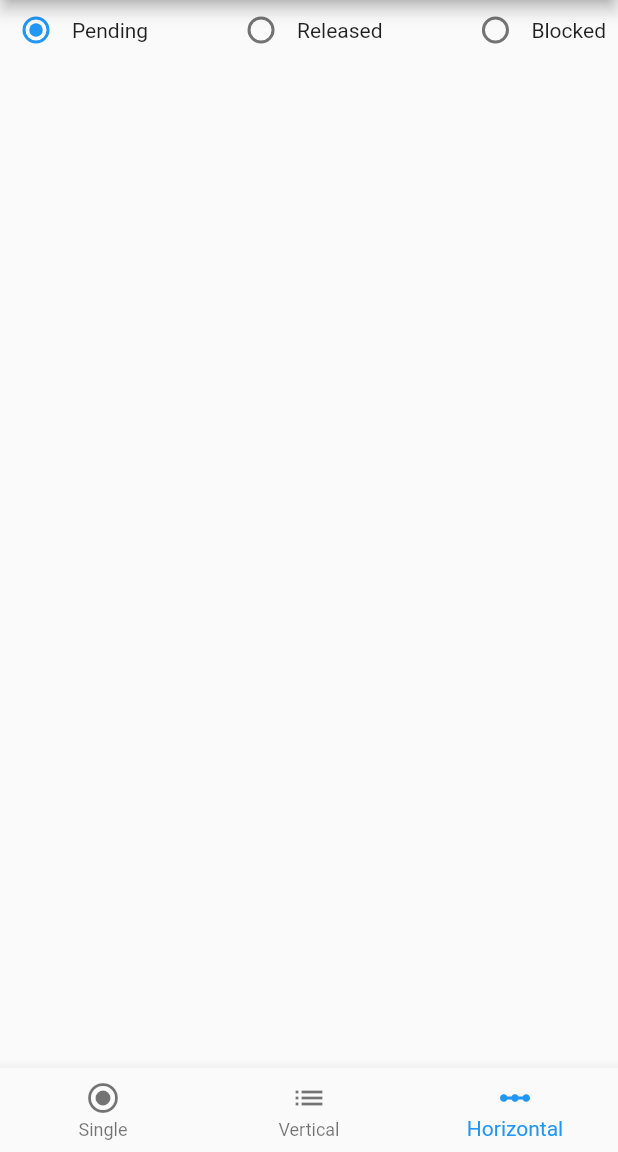
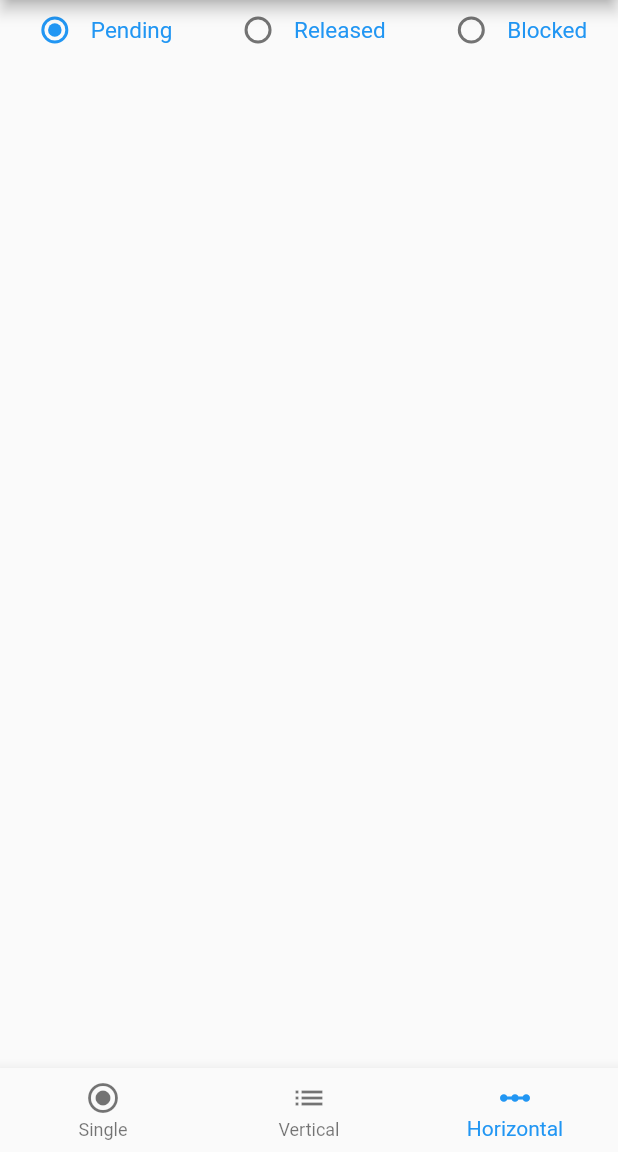
Before and after one commit to TercyoStorck/group_radio_button, a Flutter app: the screen it shows after launch, item 3 of the bottom bar chosen, on a phone screen of 412 x 824 dp, the part 84-1236 px from its top. Run offline on Flutter 3.47's test engine with Material 2 defaults, Android fonts, the phone set to English and light mode, and no system bars.

Commit message:
added Radio Text styling

```diff
--- a/example/lib/main.dart
+++ b/example/lib/main.dart
@@ -48,6 +48,11 @@ class _HomePageState extends State<HomePage> {
                     () => _singleValue = value,
                   ),
                   activeColor: Colors.red,
+                  buttonTextStyle: TextStyle(
+                    fontSize: 30,
+                    fontWeight: FontWeight.w600,
+                    color: Colors.red
+                  ),
                 ),
                 RadioButton(
                   description: "Text alignment left",
@@ -89,12 +94,18 @@ class _HomePageState extends State<HomePage> {
             RadioGroup<String>.builder(
               direction: Axis.horizontal,
               groupValue: _verticalGroupValue,
+              horizontalAlignment: MainAxisAlignment.spaceAround,
               onChanged: (value) => setState(() {
                 _verticalGroupValue = value;
               }),
               items: _status,
+              buttonTextStyle: TextStyle(
+                fontSize: 15,
+                color: Colors.blue
+              ),
               itemBuilder: (item) => RadioButtonBuilder(
                 item,
+
               ),
             ),
           ],
--- a/lib/src/radio_button.dart
+++ b/lib/src/radio_button.dart
@@ -9,6 +9,7 @@ class RadioButton<T> extends StatelessWidget {
   final void Function(T?)? onChanged;
   final RadioButtonTextPosition textPosition;
   final Color? activeColor;
+  final TextStyle? buttonTextStyle;
 
   const RadioButton({
     required this.description,
@@ -17,6 +18,7 @@ class RadioButton<T> extends StatelessWidget {
     required this.onChanged,
     this.textPosition = RadioButtonTextPosition.right,
     this.activeColor,
+    this.buttonTextStyle,
   });
 
   @override
@@ -36,6 +38,7 @@ class RadioButton<T> extends StatelessWidget {
                     padding: const EdgeInsets.only(left: 8.0),
                     child: Text(
                       this.description,
+                      style: this.buttonTextStyle,
                       textAlign: TextAlign.left,
                     ),
                   )
@@ -51,6 +54,7 @@ class RadioButton<T> extends StatelessWidget {
                     padding: const EdgeInsets.only(right: 8.0),
                     child: Text(
                       this.description,
+                      style: this.buttonTextStyle,
                       textAlign: TextAlign.right,
                     ),
                   )
--- a/lib/src/radio_group.dart
+++ b/lib/src/radio_group.dart
@@ -22,6 +22,7 @@ class RadioGroup<T> extends StatelessWidget {
   final double spacebetween;
   final MainAxisAlignment horizontalAlignment;
   final Color? activeColor;
+  final TextStyle? buttonTextStyle;
 
   const RadioGroup.builder({
     required this.groupValue,
@@ -32,6 +33,7 @@ class RadioGroup<T> extends StatelessWidget {
     this.spacebetween = 30,
     this.horizontalAlignment = MainAxisAlignment.spaceBetween,
     this.activeColor,
+    this.buttonTextStyle,
   });
 
   List<Widget> get _group => this.items.map(
@@ -45,10 +47,11 @@ class RadioGroup<T> extends StatelessWidget {
               value: item,
               groupValue: this.groupValue,
               onChanged: this.onChanged,
+              buttonTextStyle: buttonTextStyle,
               textPosition: radioButtonBuilder.textPosition ??
                   RadioButtonTextPosition.right,
               activeColor: activeColor,
-            ),
+            )
           );
         },
       ).toList();
```
